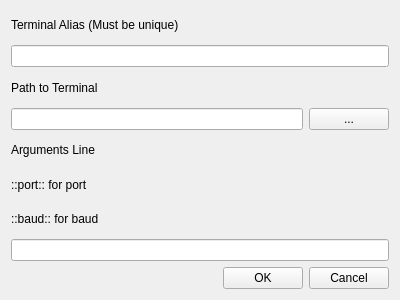
Qt form resources/ui/TerminalSettingsAddForm.ui (Nickellick/serial-launchpad) before a commit.
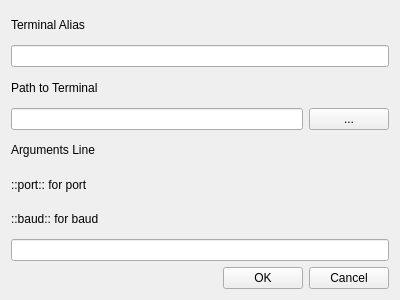
The same form after that commit.

```diff
--- a/resources/ui/TerminalSettingsAddForm.ui
+++ b/resources/ui/TerminalSettingsAddForm.ui
@@ -87,7 +87,7 @@
    <item row="0" column="0" colspan="3">
     <widget class="QLabel" name="label_software_alias">
      <property name="text">
-      <string>Terminal Alias (Must be unique)</string>
+      <string>Terminal Alias</string>
      </property>
     </widget>
    </item>
```
